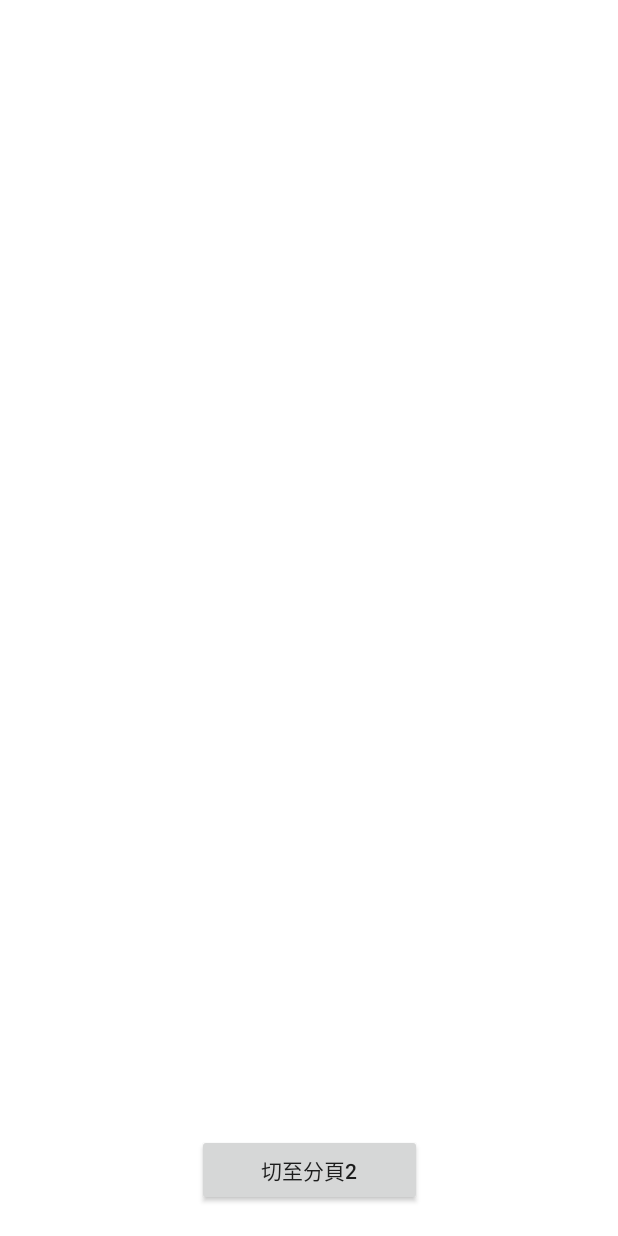
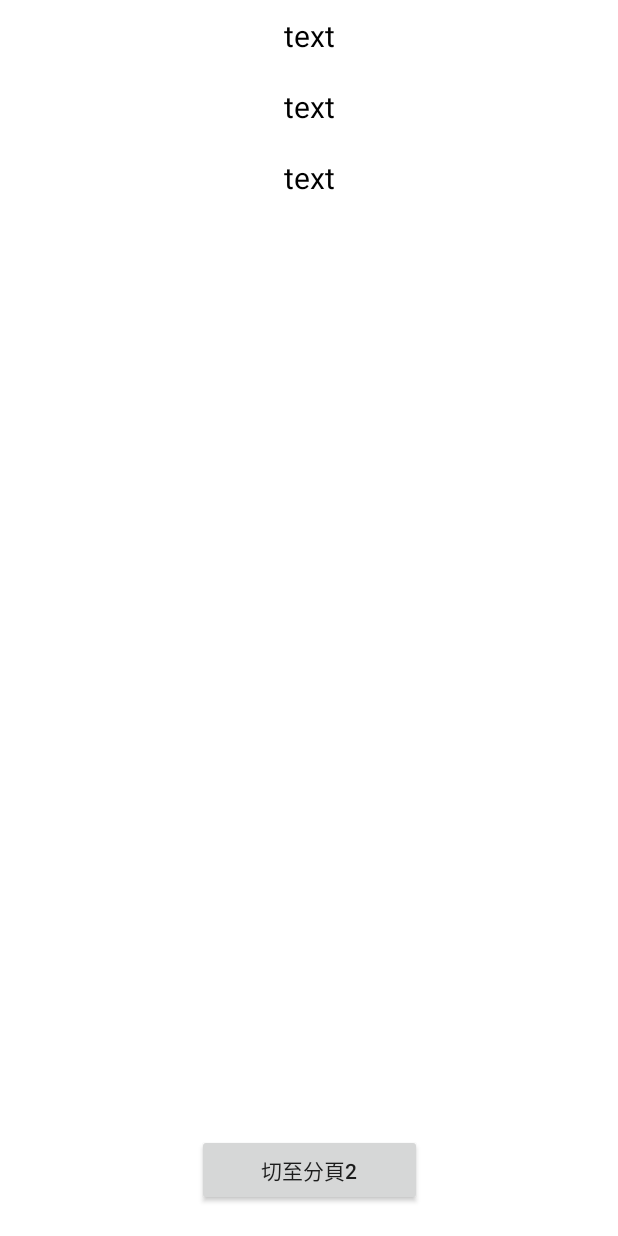
Before and after one commit to WeitingL/SamplePageSwither, an Android app: the layout fragment_a.xml on its own in the app's theme, with its tools: preview values and no code run, on a phone screen of 412 x 824 dp. Run offline under Robolectric (Android 15) with nearby library versions, the phone set to English and light mode, and no system bars.

Commit message:
Finished the date list recyclerview.

```diff
--- a/app/src/main/java/com/weiting/samplepageswitcher/ui/FragmentA.kt
+++ b/app/src/main/java/com/weiting/samplepageswitcher/ui/FragmentA.kt
@@ -17,8 +17,13 @@ class FragmentA: Fragment() {
     ): View {
         val binding = FragmentABinding.inflate(inflater)
         val viewModel = ViewModelProvider(this).get(AViewModel::class.java)
+        val adapter = DataListAdapter()
 
+        viewModel.dataList.observe(viewLifecycleOwner){
+            adapter.submitList(it)
+        }
 
+        binding.rvDateList.adapter = adapter
         return binding.root
     }
 
--- a/app/src/main/res/layout/fragment_a.xml
+++ b/app/src/main/res/layout/fragment_a.xml
@@ -11,6 +11,9 @@
         android:layout_width="match_parent"
         android:layout_height="0dp"
         android:layout_marginBottom="20dp"
+        app:layoutManager="androidx.recyclerview.widget.LinearLayoutManager"
+        android:orientation="vertical"
+        tools:listitem="@layout/item_row"
         app:layout_constraintBottom_toTopOf="@+id/button"
         app:layout_constraintEnd_toEndOf="parent"
         app:layout_constraintStart_toStartOf="parent"
--- /dev/null
+++ b/app/src/main/res/layout/item_row.xml
@@ -0,0 +1,22 @@
+<?xml version="1.0" encoding="utf-8"?>
+<androidx.constraintlayout.widget.ConstraintLayout xmlns:android="http://schemas.android.com/apk/res/android"
+    xmlns:app="http://schemas.android.com/apk/res-auto"
+    android:layout_width="match_parent"
+    android:layout_height="wrap_content">
+
+    <TextView
+        android:id="@+id/row_text"
+        android:layout_width="match_parent"
+        android:layout_height="match_parent"
+        android:layout_marginTop="10dp"
+        android:layout_marginBottom="10dp"
+        android:gravity="center"
+        android:textSize="20sp"
+        android:text="text"
+        android:textColor="@color/black"
+        app:layout_constraintBottom_toBottomOf="parent"
+        app:layout_constraintEnd_toEndOf="parent"
+        app:layout_constraintStart_toStartOf="parent"
+        app:layout_constraintTop_toTopOf="parent" />
+
+</androidx.constraintlayout.widget.ConstraintLayout>
```
Also changed, not shown: app/src/main/java/com/weiting/samplepageswitcher/Util.kt (added, +17 -0 lines), app/src/main/java/com/weiting/samplepageswitcher/ui/DataListAdapter.kt (added, +41 -0 lines).
